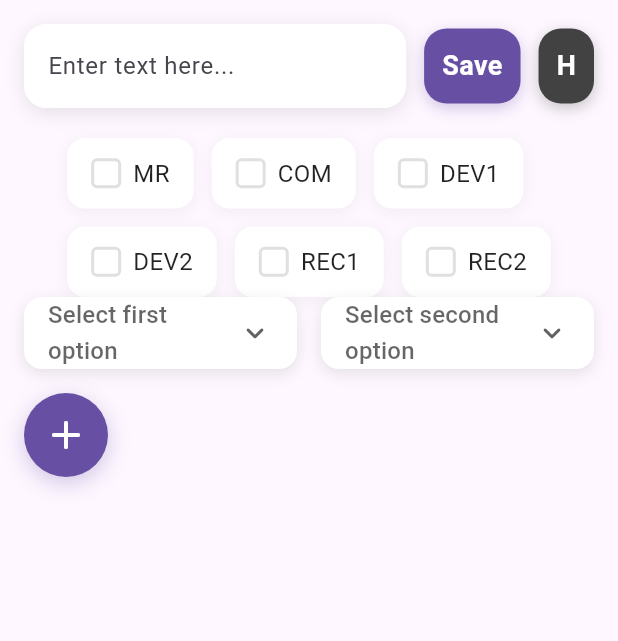
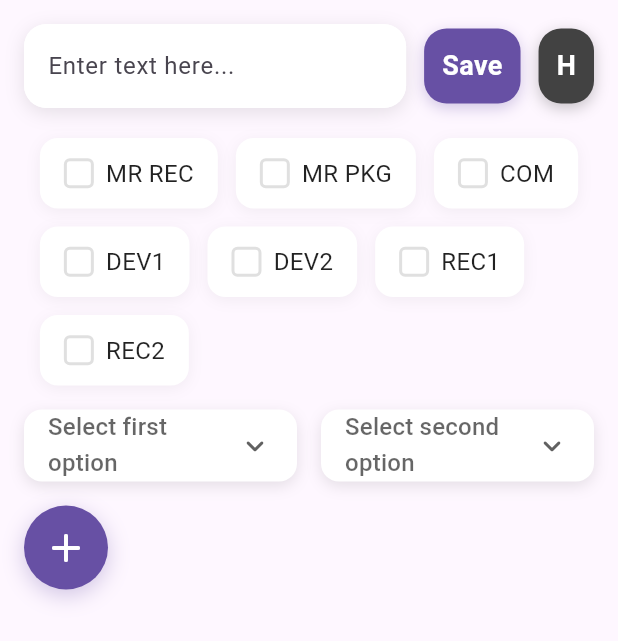
Before and after one commit to cesargoulart/work12, a Flutter app: the screen it shows after launch, on a phone screen of 412 x 824 dp. Shown: the top 641 px of the screen. Run offline on Flutter 3.47's test engine with Material 3 defaults, Android fonts, the phone set to English and light mode, and no system bars; our stand-ins replace sqflite; accounts and stored records are empty.

Commit message:
Add new checkbox labels for task categories in home screen

```diff
--- a/work/lib/screens/home_screen.dart
+++ b/work/lib/screens/home_screen.dart
@@ -36,6 +36,7 @@ class _HomeScreenState extends State<HomeScreen> {
     'DEV2': false,
     'REC1': false,
     'REC2': false,
+    'MR PKG': false,
   };
 
   void _handleSave() {
@@ -141,7 +142,7 @@ class _HomeScreenState extends State<HomeScreen> {
                   onHelpPressed: _handleHelp,
                 ),
                 AnimatedCheckboxGroup(
-                  labels: const ['MR', 'COM', 'DEV1', 'DEV2', 'REC1', 'REC2'],
+labels: const ['MR REC', 'MR PKG', 'COM', 'DEV1', 'DEV2', 'REC1', 'REC2'],
                   values: _checkboxValues,
                   onChanged: (label, value) {
                     setState(() {
@@ -149,6 +150,7 @@ class _HomeScreenState extends State<HomeScreen> {
                     });
                   },
                 ),
+                const SizedBox(height: 16),
                 Row(
                   crossAxisAlignment: CrossAxisAlignment.start,
                   children: [
```
